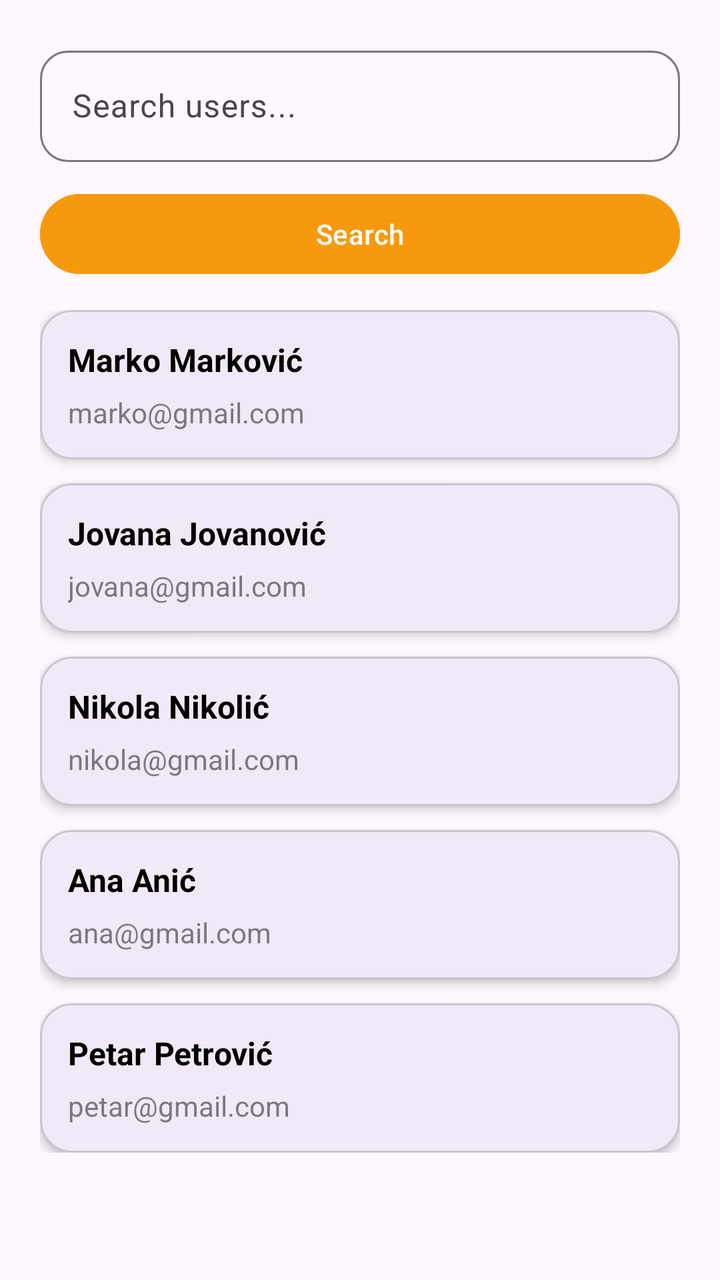
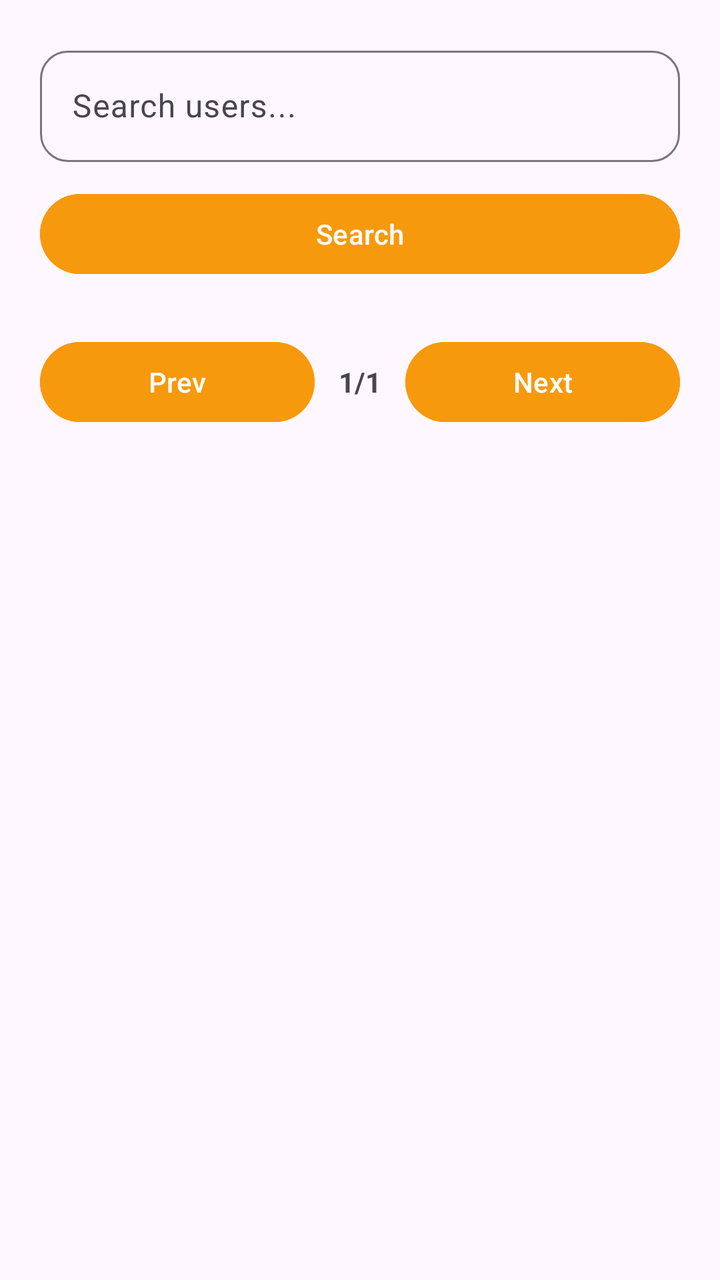

The first picture is an Android layout as it rendered before a commit; the second is the same layout after the commit. The layout source and the unified diff follow.
<!-- AndroidManifest.xml: application theme Theme.Mobileapplicationsproject2025 -->
<!-- res/layout/fragment_user_search.xml -->
<?xml version="1.0" encoding="utf-8"?>
<ScrollView xmlns:android="http://schemas.android.com/apk/res/android"
    xmlns:app="http://schemas.android.com/apk/res-auto"
    xmlns:tools="http://schemas.android.com/tools"
    android:layout_width="match_parent"
    android:layout_height="match_parent"
    android:fillViewport="true"
    tools:context=".UserSearchFragment">

    <LinearLayout
        android:layout_width="match_parent"
        android:layout_height="wrap_content"
        android:orientation="vertical"
        android:padding="20dp">

        
        <com.google.android.material.textfield.TextInputLayout
            android:id="@+id/tilSearch"
            android:layout_width="match_parent"
            android:layout_height="wrap_content"
            app:boxBackgroundMode="outline"
            app:boxCornerRadiusTopStart="14dp"
            app:boxCornerRadiusTopEnd="14dp"
            app:boxCornerRadiusBottomStart="14dp"
            app:boxCornerRadiusBottomEnd="14dp">

            <com.google.android.material.textfield.TextInputEditText
                android:id="@+id/etSearch"
                android:layout_width="match_parent"
                android:layout_height="wrap_content"
                android:hint="Search users..."
                android:inputType="text" />
        </com.google.android.material.textfield.TextInputLayout>

        
        <com.google.android.material.button.MaterialButton
            android:id="@+id/btnSearch"
            android:layout_width="match_parent"
            android:layout_height="wrap_content"
            android:layout_marginTop="12dp"
            android:text="Search"
            android:textColor="#FFFFFF"
            android:backgroundTint="@color/orange_action" />

        
        <LinearLayout
            android:id="@+id/usersList"
            android:layout_width="match_parent"
            android:layout_height="wrap_content"
            android:layout_marginTop="14dp"
            android:orientation="vertical">

            
            <com.google.android.material.card.MaterialCardView
                android:id="@+id/cardUser1"
                android:layout_width="match_parent"
                android:layout_height="wrap_content"
                android:layout_marginBottom="12dp"
                app:cardCornerRadius="16dp"
                app:cardElevation="3dp"
                android:clickable="true"
                android:focusable="true">

                <LinearLayout
                    android:layout_width="match_parent"
                    android:layout_height="wrap_content"
                    android:padding="14dp"
                    android:orientation="vertical">

                    <TextView
                        android:id="@+id/tvName1"
                        android:layout_width="match_parent"
                        android:layout_height="wrap_content"
                        android:text="Marko Marković"
                        android:textStyle="bold"
                        android:textSize="16sp"
                        android:textColor="@color/black"/>

                    <TextView
                        android:layout_width="match_parent"
                        android:layout_height="wrap_content"
                        android:layout_marginTop="6dp"
                        android:text="marko@gmail.com"
                        android:alpha="0.7"/>
                </LinearLayout>
            </com.google.android.material.card.MaterialCardView>

            
            <com.google.android.material.card.MaterialCardView
                android:id="@+id/cardUser2"
                android:layout_width="match_parent"
                android:layout_height="wrap_content"
                android:layout_marginBottom="12dp"
                app:cardCornerRadius="16dp"
                app:cardElevation="3dp"
                android:clickable="true"
                android:focusable="true">

                <LinearLayout
                    android:layout_width="match_parent"
                    android:layout_height="wrap_content"
                    android:padding="14dp"
                    android:orientation="vertical">

                    <TextView
                        android:id="@+id/tvName2"
                        android:layout_width="match_parent"
                        android:layout_height="wrap_content"
                        android:text="Jovana Jovanović"
                        android:textStyle="bold"
                        android:textSize="16sp"
                        android:textColor="@color/black"/>

                    <TextView
                        android:layout_width="match_parent"
                        android:layout_height="wrap_content"
                        android:layout_marginTop="6dp"
                        android:text="jovana@gmail.com"
                        android:alpha="0.7"/>
                </LinearLayout>
            </com.google.android.material.card.MaterialCardView>

            
            <com.google.android.material.card.MaterialCardView
                android:id="@+id/cardUser3"
                android:layout_width="match_parent"
                android:layout_height="wrap_content"
                android:layout_marginBottom="12dp"
                app:cardCornerRadius="16dp"
                app:cardElevation="3dp"
                android:clickable="true"
                android:focusable="true">

                <LinearLayout
                    android:layout_width="match_parent"
                    android:layout_height="wrap_content"
                    android:padding="14dp"
                    android:orientation="vertical">

                    <TextView
                        android:id="@+id/tvName3"
                        android:layout_width="match_parent"
                        android:layout_height="wrap_content"
                        android:text="Nikola Nikolić"
                        android:textStyle="bold"
                        android:textSize="16sp"
                        android:textColor="@color/black"/>

                    <TextView
                        android:layout_width="match_parent"
                        android:layout_height="wrap_content"
                        android:layout_marginTop="6dp"
                        android:text="nikola@gmail.com"
                        android:alpha="0.7"/>
                </LinearLayout>
            </com.google.android.material.card.MaterialCardView>

            
            <com.google.android.material.card.MaterialCardView
                android:id="@+id/cardUser4"
                android:layout_width="match_parent"
                android:layout_height="wrap_content"
                android:layout_marginBottom="12dp"
                app:cardCornerRadius="16dp"
                app:cardElevation="3dp"
                android:clickable="true"
                android:focusable="true">

                <LinearLayout
                    android:layout_width="match_parent"
                    android:layout_height="wrap_content"
                    android:padding="14dp"
                    android:orientation="vertical">

                    <TextView
                        android:id="@+id/tvName4"
                        android:layout_width="match_parent"
                        android:layout_height="wrap_content"
                        android:text="Ana Anić"
                        android:textStyle="bold"
                        android:textSize="16sp"
                        android:textColor="@color/black"/>

                    <TextView
                        android:layout_width="match_parent"
                        android:layout_height="wrap_content"
                        android:layout_marginTop="6dp"
                        android:text="ana@gmail.com"
                        android:alpha="0.7"/>
                </LinearLayout>
            </com.google.android.material.card.MaterialCardView>

            
            <com.google.android.material.card.MaterialCardView
                android:id="@+id/cardUser5"
                android:layout_width="match_parent"
                android:layout_height="wrap_content"
                app:cardCornerRadius="16dp"
                app:cardElevation="3dp"
                android:clickable="true"
                android:focusable="true">

                <LinearLayout
                    android:layout_width="match_parent"
                    android:layout_height="wrap_content"
                    android:padding="14dp"
                    android:orientation="vertical">

                    <TextView
                        android:id="@+id/tvName5"
                        android:layout_width="match_parent"
                        android:layout_height="wrap_content"
                        android:text="Petar Petrović"
                        android:textStyle="bold"
                        android:textSize="16sp"
                        android:textColor="@color/black"/>

                    <TextView
                        android:layout_width="match_parent"
                        android:layout_height="wrap_content"
                        android:layout_marginTop="6dp"
                        android:text="petar@gmail.com"
                        android:alpha="0.7"/>
                </LinearLayout>
            </com.google.android.material.card.MaterialCardView>

        </LinearLayout>

    </LinearLayout>
</ScrollView>
<!-- resources referenced by this layout -->
<resources>
  <color name="black">#FF000000</color>
  <color name="orange_action">#F7990C</color>
  <style name="Theme.Mobileapplicationsproject2025" parent="Base.Theme.Mobileapplicationsproject2025" />
  <style name="Base.Theme.Mobileapplicationsproject2025" parent="Theme.Material3.DayNight.NoActionBar">
          
          
      </style>
</resources>

<!-- the commit's change to res/layout/fragment_user_search.xml (unified diff, before → after) -->
@@ -43,187 +43,51 @@
             android:backgroundTint="@color/orange_action" />
 
         
+        
         <LinearLayout
             android:id="@+id/usersList"
             android:layout_width="match_parent"
             android:layout_height="wrap_content"
             android:layout_marginTop="14dp"
-            android:orientation="vertical">
+            android:orientation="vertical" />
 
-            
-            <com.google.android.material.card.MaterialCardView
-                android:id="@+id/cardUser1"
-                android:layout_width="match_parent"
+        
+        <LinearLayout
+            android:id="@+id/pagingRow"
+            android:layout_width="match_parent"
+            android:layout_height="wrap_content"
+            android:layout_marginTop="12dp"
+            android:orientation="horizontal"
+            android:gravity="center_vertical">
+
+            <com.google.android.material.button.MaterialButton
+                android:id="@+id/btnPrev"
+                android:layout_width="0dp"
                 android:layout_height="wrap_content"
-                android:layout_marginBottom="12dp"
-                app:cardCornerRadius="16dp"
-                app:cardElevation="3dp"
-                android:clickable="true"
-                android:focusable="true">
+                android:layout_weight="1"
+                android:text="Prev"
+                android:textAllCaps="false"
+                android:textColor="#FFFFFF"
+                android:backgroundTint="@color/orange_action" />
 
-                <LinearLayout
-                    android:layout_width="match_parent"
-                    android:layout_height="wrap_content"
-                    android:padding="14dp"
-                    android:orientation="vertical">
+            <TextView
+                android:id="@+id/tvPageInfo"
+                android:layout_width="wrap_content"
+                android:layout_height="wrap_content"
+                android:layout_marginStart="12dp"
+                android:layout_marginEnd="12dp"
+                android:text="1/1"
+                android:textStyle="bold"/>
 
-                    <TextView
-                        android:id="@+id/tvName1"
-                        android:layout_width="match_parent"
-                        android:layout_height="wrap_content"
-                        android:text="Marko Marković"
-                        android:textStyle="bold"
-                        android:textSize="16sp"
-                        android:textColor="@color/black"/>
-
-                    <TextView
-                        android:layout_width="match_parent"
-                        android:layout_height="wrap_content"
-                        android:layout_marginTop="6dp"
-                        android:text="marko@gmail.com"
-                        android:alpha="0.7"/>
-                </LinearLayout>
-            </com.google.android.material.card.MaterialCardView>
-
-            
-            <com.google.android.material.card.MaterialCardView
-                android:id="@+id/cardUser2"
-                android:layout_width="match_parent"
+            <com.google.android.material.button.MaterialButton
+                android:id="@+id/btnNext"
+                android:layout_width="0dp"
                 android:layout_height="wrap_content"
-                android:layout_marginBottom="12dp"
-                app:cardCornerRadius="16dp"
-                app:cardElevation="3dp"
-                android:clickable="true"
-                android:focusable="true">
-
-                <LinearLayout
-                    android:layout_width="match_parent"
-                    android:layout_height="wrap_content"
-                    android:padding="14dp"
-                    android:orientation="vertical">
-
-                    <TextView
-                        android:id="@+id/tvName2"
-                        android:layout_width="match_parent"
-                        android:layout_height="wrap_content"
-                        android:text="Jovana Jovanović"
-                        android:textStyle="bold"
-                        android:textSize="16sp"
-                        android:textColor="@color/black"/>
-
-                    <TextView
-                        android:layout_width="match_parent"
-                        android:layout_height="wrap_content"
-                        android:layout_marginTop="6dp"
-                        android:text="jovana@gmail.com"
-                        android:alpha="0.7"/>
-                </LinearLayout>
-            </com.google.android.material.card.MaterialCardView>
-
-            
-            <com.google.android.material.card.MaterialCardView
-                android:id="@+id/cardUser3"
-                android:layout_width="match_parent"
-                android:layout_height="wrap_content"
-                android:layout_marginBottom="12dp"
-                app:cardCornerRadius="16dp"
-                app:cardElevation="3dp"
-                android:clickable="true"
-                android:focusable="true">
-
-                <LinearLayout
-                    android:layout_width="match_parent"
-                    android:layout_height="wrap_content"
-                    android:padding="14dp"
-                    android:orientation="vertical">
-
-                    <TextView
-                        android:id="@+id/tvName3"
-                        android:layout_width="match_parent"
-                        android:layout_height="wrap_content"
-                        android:text="Nikola Nikolić"
-                        android:textStyle="bold"
-                        android:textSize="16sp"
-                        android:textColor="@color/black"/>
-
-                    <TextView
-                        android:layout_width="match_parent"
-                        android:layout_height="wrap_content"
-                        android:layout_marginTop="6dp"
-                        android:text="nikola@gmail.com"
-                        android:alpha="0.7"/>
-                </LinearLayout>
-            </com.google.android.material.card.MaterialCardView>
-
-            
-            <com.google.android.material.card.MaterialCardView
-                android:id="@+id/cardUser4"
-                android:layout_width="match_parent"
-                android:layout_height="wrap_content"
-                android:layout_marginBottom="12dp"
-                app:cardCornerRadius="16dp"
-                app:cardElevation="3dp"
-                android:clickable="true"
-                android:focusable="true">
-
-                <LinearLayout
-                    android:layout_width="match_parent"
-                    android:layout_height="wrap_content"
-                    android:padding="14dp"
-                    android:orientation="vertical">
-
-                    <TextView
-                        android:id="@+id/tvName4"
-                        android:layout_width="match_parent"
-                        android:layout_height="wrap_content"
-                        android:text="Ana Anić"
-                        android:textStyle="bold"
-                        android:textSize="16sp"
-                        android:textColor="@color/black"/>
-
-                    <TextView
-                        android:layout_width="match_parent"
-                        android:layout_height="wrap_content"
-                        android:layout_marginTop="6dp"
-                        android:text="ana@gmail.com"
-                        android:alpha="0.7"/>
-                </LinearLayout>
-            </com.google.android.material.card.MaterialCardView>
-
-            
-            <com.google.android.material.card.MaterialCardView
-                android:id="@+id/cardUser5"
-                android:layout_width="match_parent"
-                android:layout_height="wrap_content"
-                app:cardCornerRadius="16dp"
-                app:cardElevation="3dp"
-                android:clickable="true"
-                android:focusable="true">
-
-                <LinearLayout
-                    android:layout_width="match_parent"
-                    android:layout_height="wrap_content"
-                    android:padding="14dp"
-                    android:orientation="vertical">
-
-                    <TextView
-                        android:id="@+id/tvName5"
-                        android:layout_width="match_parent"
-                        android:layout_height="wrap_content"
-                        android:text="Petar Petrović"
-                        android:textStyle="bold"
-                        android:textSize="16sp"
-                        android:textColor="@color/black"/>
-
-                    <TextView
-                        android:layout_width="match_parent"
-                        android:layout_height="wrap_content"
-                        android:layout_marginTop="6dp"
-                        android:text="petar@gmail.com"
-                        android:alpha="0.7"/>
-                </LinearLayout>
-            </com.google.android.material.card.MaterialCardView>
-
+                android:layout_weight="1"
+                android:text="Next"
+                android:textAllCaps="false"
+                android:textColor="#FFFFFF"
+                android:backgroundTint="@color/orange_action" />
         </LinearLayout>
 
     </LinearLayout>
<!-- resource entries referenced after the edit -->
@@ -1,6 +1,5 @@
 <!-- resources referenced by this layout -->
 <resources>
-  <color name="black">#FF000000</color>
   <color name="orange_action">#F7990C</color>
   <style name="Theme.Mobileapplicationsproject2025" parent="Base.Theme.Mobileapplicationsproject2025" />
   <style name="Base.Theme.Mobileapplicationsproject2025" parent="Theme.Material3.DayNight.NoActionBar">
